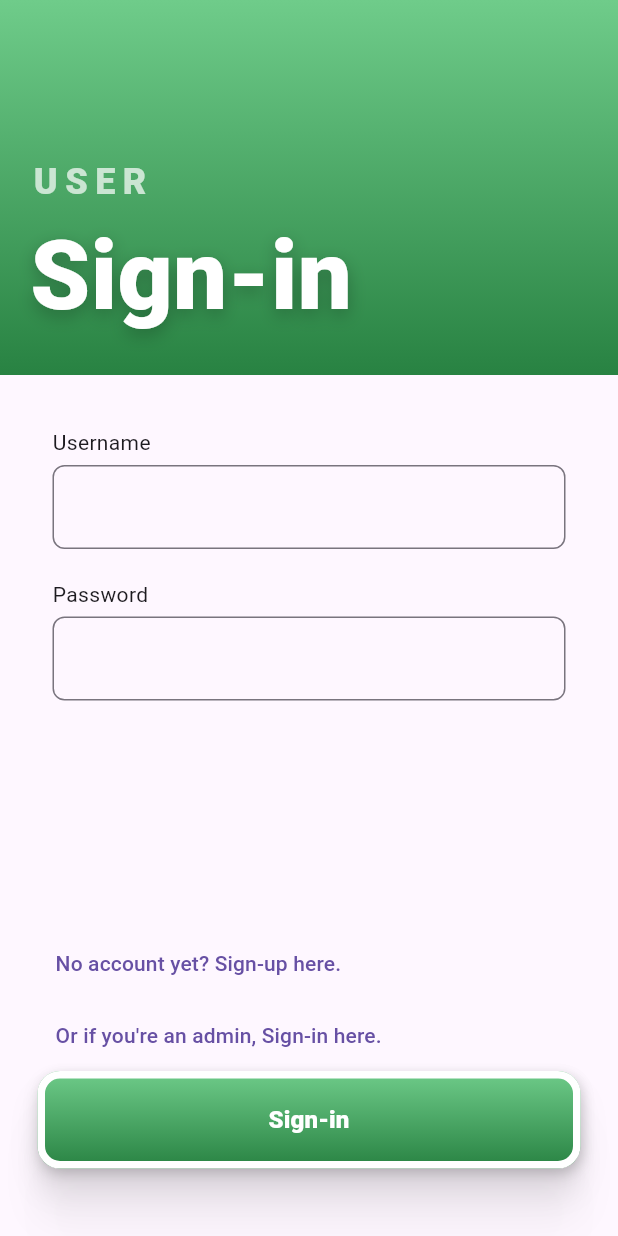
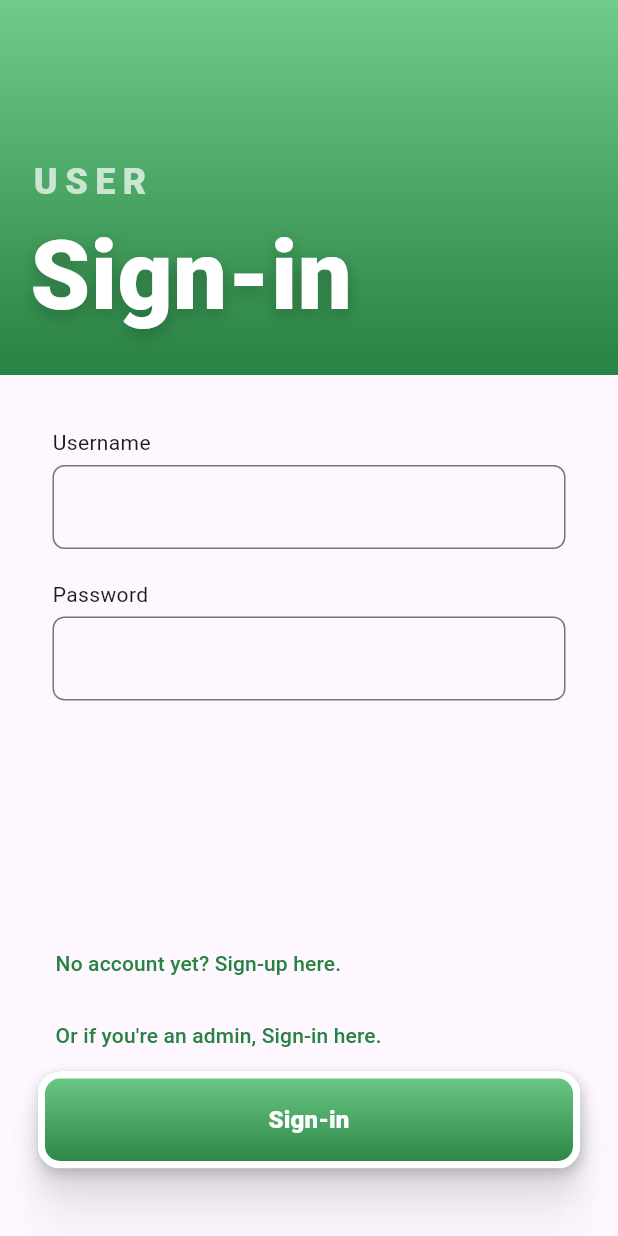
Before and after one commit to jtvallente/cmsc23-project-2024, a Flutter app: the screen it shows after launch, on a phone screen of 412 x 824 dp. Run offline on Flutter 3.47's test engine with Material 3 defaults, Android fonts, the phone set to English and light mode, and no system bars; our stand-ins replace firebase_core; accounts and stored records are empty.

Commit message:
chore: refactored sign in dart files and created admin sign in page and routes

```diff
--- a/elbi_donation_system/lib/main.dart
+++ b/elbi_donation_system/lib/main.dart
@@ -1,3 +1,4 @@
+import 'package:elbi_donation_system/pages/admin_sign_in.dart';
 import 'package:flutter/material.dart';
 import 'package:provider/provider.dart';
 import 'providers/FirebaseAdminProvider.dart';
@@ -9,8 +10,8 @@ import 'providers/FirebaseDonationsProvider.dart';
 import 'package:firebase_core/firebase_core.dart';
 import 'firebase_options.dart';
 
-import 'pages/SignIn.dart';
-import 'pages/SignUp.dart';
+import 'pages/user_sign_in.dart';
+import 'pages/user_sign_up.dart';
 import 'pages/Welcome.dart';
 
 //ADMIN PAGES IMPORT
@@ -65,8 +66,9 @@ class MyApp extends StatelessWidget {
       // routes
       routes: {
         '/': (context) => WelcomePage(),
-        '/signin': (context) => SigninPage(),
-        '/signup': (context) => SignupPage(),
+        '/admin_signin': (context) => AdminSignInPage(),
+        '/user_signin': (context) => UserSignInPage(),
+        '/user_signup': (context) => UserSignUpPage(),
 
         // Admin routes
         '/admin_dashboard': (context) => AdminDashboard(),
--- a/elbi_donation_system/lib/pages/SignUp.dart
+++ /dev/null
@@ -1,13 +0,0 @@
-import 'package:flutter/material.dart';
-
-class SignupPage extends StatefulWidget {
-  @override
-  _SignupPageState createState() => _SignupPageState();
-}
-
-class _SignupPageState extends State<SignupPage> {
-  @override
-  Widget build(BuildContext context) {
-    return Scaffold();
-  }
-}
--- a/elbi_donation_system/lib/pages/Welcome.dart
+++ b/elbi_donation_system/lib/pages/Welcome.dart
@@ -12,7 +12,7 @@ class _WelcomePageState extends State<WelcomePage> {
     super.initState();
     // Set up a timer to navigate to signin page after 3 seconds
     Timer(Duration(seconds: 3), () {
-      Navigator.pushReplacementNamed(context, '/signin');
+      Navigator.pushReplacementNamed(context, '/user_signin');
     });
   }
 
--- a/elbi_donation_system/lib/pages/SignIn.dart
+++ b/elbi_donation_system/lib/pages/admin_sign_in.dart
@@ -3,12 +3,12 @@ import 'package:elbi_donation_system/components/FormTextField.dart';
 import 'package:elbi_donation_system/components/PrimaryButton.dart';
 import 'package:flutter/material.dart';
 
-class SigninPage extends StatefulWidget {
+class AdminSignInPage extends StatefulWidget {
   @override
-  _SigninPageState createState() => _SigninPageState();
+  _AdminSignInPageState createState() => _AdminSignInPageState();
 }
 
-class _SigninPageState extends State<SigninPage> {
+class _AdminSignInPageState extends State<AdminSignInPage> {
   final TextEditingController _emailController = TextEditingController();
   final TextEditingController _passwordController = TextEditingController();
   final _formKey = GlobalKey<FormState>();
@@ -18,7 +18,7 @@ class _SigninPageState extends State<SigninPage> {
     return Scaffold(
       body: FormBanner(
         title: "Sign-in",
-        subtitle: "User",
+        subtitle: "Admin",
         widget: SingleChildScrollView(
             child: Form(
           key: _formKey,
@@ -28,7 +28,7 @@ class _SigninPageState extends State<SigninPage> {
                 (MediaQuery.of(context).viewInsets.bottom == 0
                     ? 0
                     : MediaQuery.of(context).viewInsets.bottom -
-                        MediaQuery.of(context).size.height / 3),
+                        MediaQuery.of(context).size.height / 4),
             child: Padding(
               padding: const EdgeInsets.all(25.0),
               child: Column(
@@ -53,15 +53,6 @@ class _SigninPageState extends State<SigninPage> {
                     Column(
                         crossAxisAlignment: CrossAxisAlignment.start,
                         children: [
-                          TextButton(
-                              onPressed: () => Navigator.pushReplacementNamed(
-                                  context, '/signup'),
-                              child: const Text("No account yet? Sign-up here.")),
-                          TextButton(
-                              onPressed: () => Navigator.pushReplacementNamed(
-                                  context, '/signup'),
-                              child:
-                                  const Text("Or if you're an admin, Sign-in here.")),
                           PrimaryButton(label: "Sign-in", onTap: () {})
                         ])
                   ]),
--- /dev/null
+++ b/elbi_donation_system/lib/pages/user_sign_in.dart
@@ -0,0 +1,77 @@
+import 'package:elbi_donation_system/components/FormBanner.dart';
+import 'package:elbi_donation_system/components/FormTextField.dart';
+import 'package:elbi_donation_system/components/PrimaryButton.dart';
+import 'package:flutter/material.dart';
+
+class UserSignInPage extends StatefulWidget {
+  @override
+  _UserSignInPageState createState() => _UserSignInPageState();
+}
+
+class _UserSignInPageState extends State<UserSignInPage> {
+  final TextEditingController _emailController = TextEditingController();
+  final TextEditingController _passwordController = TextEditingController();
+  final _formKey = GlobalKey<FormState>();
+
+  @override
+  Widget build(BuildContext context) {
+    return Scaffold(
+      body: FormBanner(
+        title: "Sign-in",
+        subtitle: "User",
+        widget: SingleChildScrollView(
+            child: Form(
+          key: _formKey,
+          child: SizedBox(
+            height: MediaQuery.of(context).size.height -
+                270 -
+                (MediaQuery.of(context).viewInsets.bottom == 0
+                    ? 0
+                    : MediaQuery.of(context).viewInsets.bottom -
+                        MediaQuery.of(context).size.height / 4),
+            child: Padding(
+              padding: const EdgeInsets.all(25.0),
+              child: Column(
+                  mainAxisAlignment: MainAxisAlignment.spaceBetween,
+                  children: [
+                    Column(
+                      children: [
+                        FormTextField(
+                            isNum: false,
+                            isPassword: false,
+                            label: "Username",
+                            controller: _emailController,
+                            inputType: TextInputType.emailAddress),
+                        FormTextField(
+                            isNum: false,
+                            isPassword: true,
+                            label: "Password",
+                            controller: _passwordController,
+                            inputType: TextInputType.text),
+                      ],
+                    ),
+                    Column(
+                        crossAxisAlignment: CrossAxisAlignment.start,
+                        children: [
+                          TextButton(
+                              onPressed: () => Navigator.pushReplacementNamed(
+                                  context, '/user_signup'),
+                              child: const Text(
+                                  style: TextStyle(color: Color(0xFF288242)),
+                                  "No account yet? Sign-up here.")),
+                          TextButton(
+                              onPressed: () => Navigator.pushReplacementNamed(
+                                  context, '/admin_signin'),
+                              child: const Text(
+                                  style: TextStyle(color: Color(0xFF288242)),
+                                  "Or if you're an admin, Sign-in here.")),
+                          PrimaryButton(label: "Sign-in", onTap: () {})
+                        ])
+                  ]),
+            ),
+          ),
+        )),
+      ),
+    );
+  }
+}
--- /dev/null
+++ b/elbi_donation_system/lib/pages/user_sign_up.dart
@@ -0,0 +1,15 @@
+import 'package:flutter/material.dart';
+
+class UserSignUpPage extends StatefulWidget {
+  const UserSignUpPage({super.key});
+
+  @override
+  State<UserSignUpPage> createState() => _UserSignUpPageState();
+}
+
+class _UserSignUpPageState extends State<UserSignUpPage> {
+  @override
+  Widget build(BuildContext context) {
+    return const Placeholder();
+  }
+}
```
